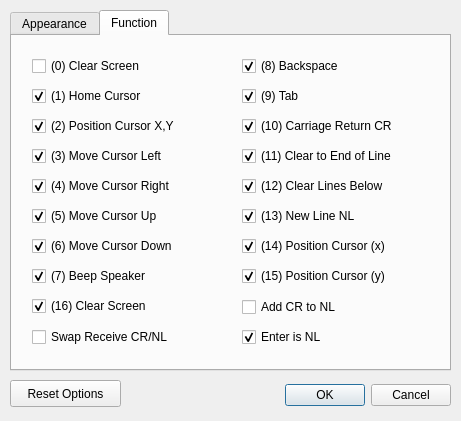
This is propside/TermPrefs.ui in parallaxinc/SimpleIDE as Qt 5 draws it before an edit. The edited form follows.
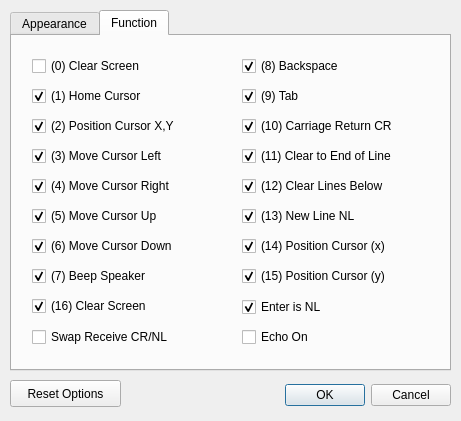
This is the edited form. The open tabs and pages were chosen to show the change.

Commit message: Fixed .ccp->.cpp filter typo. Added terminal EchoOn and Baudrate select.

What changed in the file:
```diff
--- a/propside/TermPrefs.ui
+++ b/propside/TermPrefs.ui
@@ -572,13 +572,13 @@
      <property name="geometry">
       <rect>
        <x>230</x>
-       <y>260</y>
+       <y>290</y>
        <width>201</width>
        <height>22</height>
       </rect>
      </property>
      <property name="text">
-      <string>Add CR to NL</string>
+      <string>Echo On</string>
      </property>
      <property name="checked">
       <bool>false</bool>
@@ -588,7 +588,7 @@
      <property name="geometry">
       <rect>
        <x>230</x>
-       <y>290</y>
+       <y>260</y>
        <width>201</width>
        <height>22</height>
       </rect>
```
Left out of the diff: 4 changed lines with no effect on the pictures. The commit also changes 11 other files.
